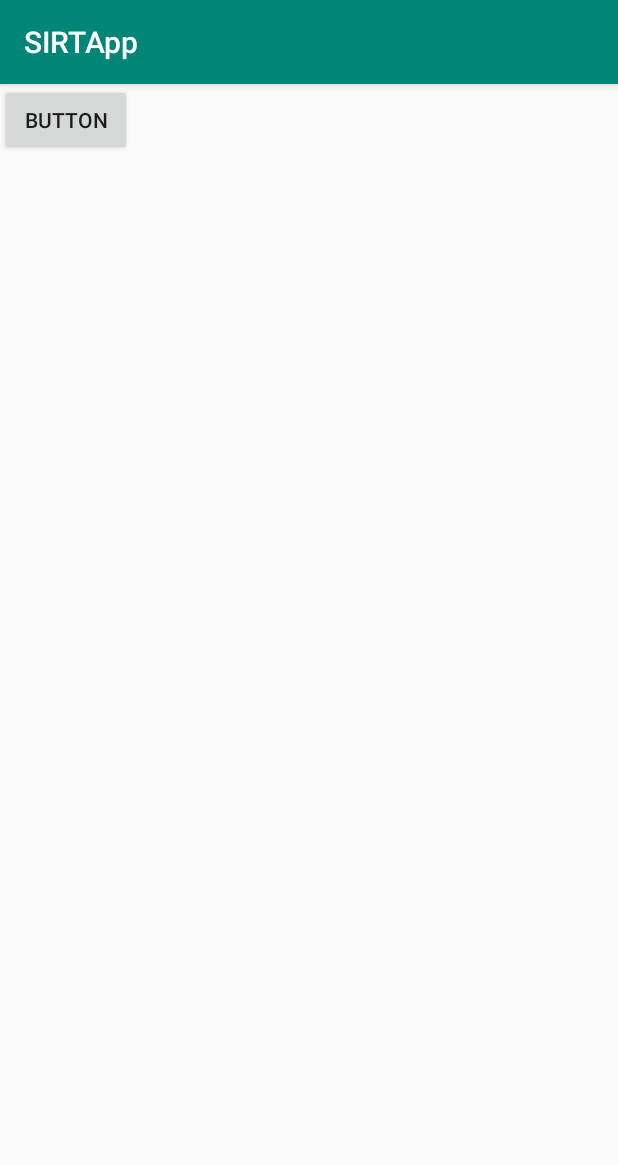
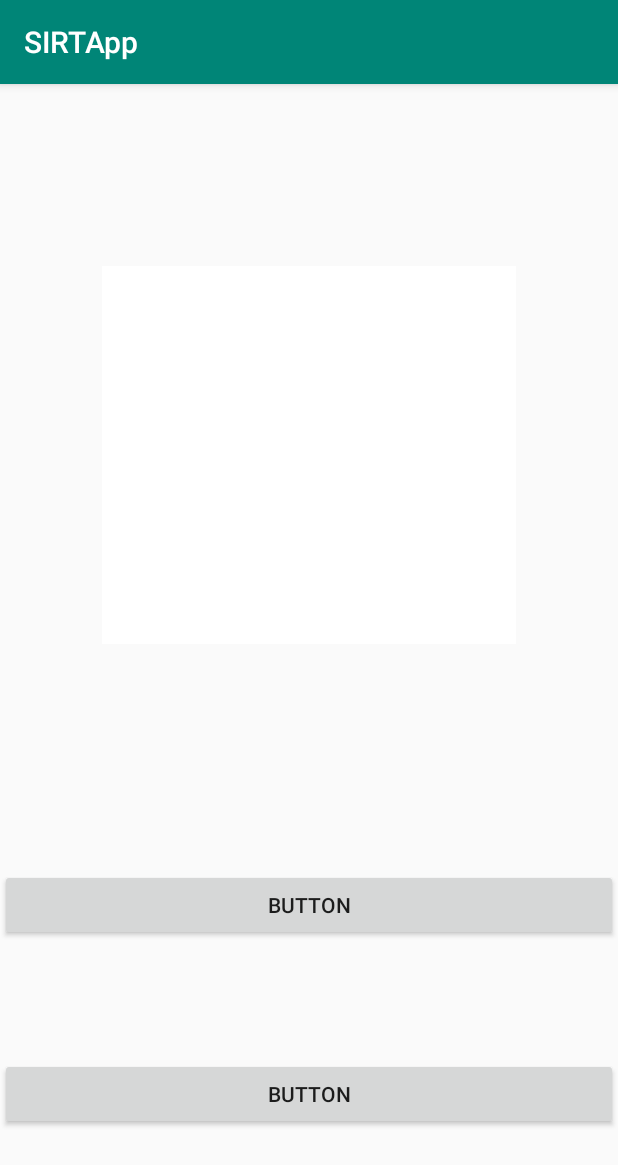
Before and after one commit to SIRTDetection/SIRTApp, an Android app: the screen it shows after launch (MainActivity), on a phone screen of 412 x 824 dp. Shown: the top 1165 px of the screen. Run offline under Robolectric (Android 15) with nearby library versions, the light colour scheme and no system bars; 1 statement that could not run was skipped.

Commit message:
interface fixed

```diff
--- a/app/src/main/java/sirtapp/sirtdetection/com/sirtapp/MainActivity.java
+++ b/app/src/main/java/sirtapp/sirtdetection/com/sirtapp/MainActivity.java
@@ -5,23 +5,17 @@ import android.annotation.SuppressLint;
 import android.content.Intent;
 import android.content.pm.PackageManager;
 import android.graphics.Bitmap;
-import android.media.Image;
 import android.os.Build;
 import android.os.Bundle;
-import android.os.Environment;
 import android.provider.MediaStore;
 import android.support.v4.app.ActivityCompat;
 import android.support.v7.app.AppCompatActivity;
-import android.util.Log;
 import android.view.View;
 import android.widget.Button;
 import android.widget.ImageView;
 
 import java.io.File;
-import java.io.FileNotFoundException;
 import java.io.FileOutputStream;
-import java.io.OutputStream;
-import java.util.Random;
 
 import static android.app.PendingIntent.getActivity;
 
@@ -38,7 +32,7 @@ public class MainActivity extends AppCompatActivity {
 
         super.onCreate(savedInstanceState);
         setContentView(R.layout.activity_main);
-    Button button=(Button)findViewById(R.id.button2);
+    Button button=(Button)findViewById(R.id.camera);
     image =(ImageView)findViewById(R.id.image);
 
 
--- a/app/src/main/res/layout/activity_main.xml
+++ b/app/src/main/res/layout/activity_main.xml
@@ -1,15 +1,46 @@
 <?xml version="1.0" encoding="utf-8"?>
-<LinearLayout xmlns:android="http://schemas.android.com/apk/res/android"
-    android:id="@+id/image"
+<android.support.constraint.ConstraintLayout xmlns:android="http://schemas.android.com/apk/res/android"
+    xmlns:app="http://schemas.android.com/apk/res-auto"
+    xmlns:tools="http://schemas.android.com/tools"
     android:layout_width="match_parent"
-    android:layout_height="fill_parent"
-    android:orientation="vertical">
+    android:layout_height="fill_parent">
 
 
     <Button
-        android:id="@+id/button2"
-        android:layout_width="wrap_content"
+        android:id="@+id/button3"
+        android:layout_width="match_parent"
         android:layout_height="wrap_content"
-        android:baselineAligned="false"
-        android:text="Button" />
-</LinearLayout>
+        android:layout_marginBottom="11dp"
+        android:text="Button"
+        app:layout_constraintBottom_toBottomOf="parent"
+        app:layout_constraintEnd_toEndOf="parent"
+        app:layout_constraintStart_toStartOf="parent"
+        app:layout_constraintTop_toBottomOf="@+id/camera" />
+
+    <Button
+        android:id="@+id/camera"
+        android:layout_width="match_parent"
+        android:layout_height="wrap_content"
+        android:layout_marginTop="45dp"
+        android:layout_marginBottom="19dp"
+        android:text="Button"
+        app:layout_constraintBottom_toTopOf="@+id/button3"
+        app:layout_constraintEnd_toEndOf="parent"
+        app:layout_constraintStart_toStartOf="parent"
+        app:layout_constraintTop_toBottomOf="@+id/image" />
+
+    <ImageView
+        android:id="@+id/image"
+        android:layout_width="276dp"
+        android:layout_height="252dp"
+        android:layout_marginStart="54dp"
+        android:layout_marginTop="62dp"
+        android:layout_marginEnd="54dp"
+        android:layout_marginBottom="45dp"
+        app:layout_constraintBottom_toTopOf="@+id/camera"
+        app:layout_constraintEnd_toEndOf="parent"
+        app:layout_constraintStart_toStartOf="parent"
+        app:layout_constraintTop_toTopOf="parent"
+        app:srcCompat="@android:color/background_light" />
+
+</android.support.constraint.ConstraintLayout>
```
